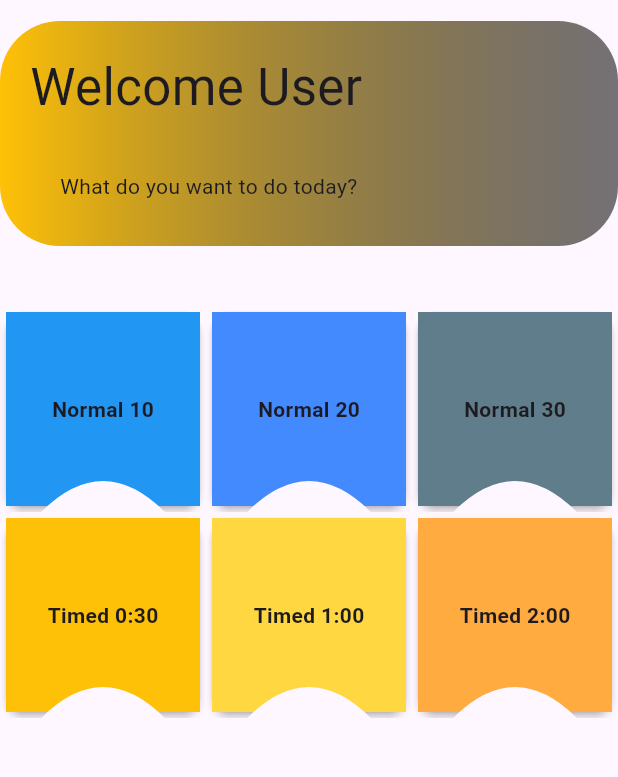
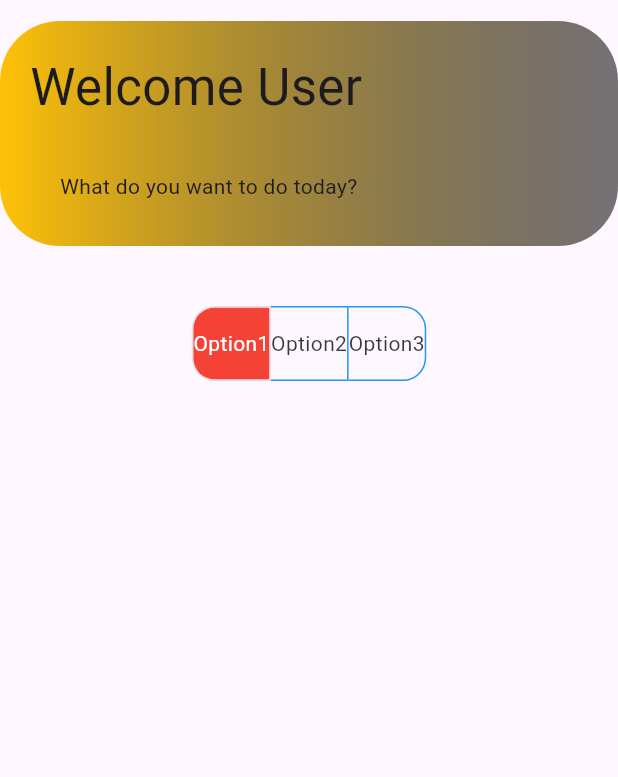
Before and after one commit to soulandbone/der_die_das, a Flutter app: the screen it shows after launch, on a phone screen of 412 x 824 dp, the part 63-840 px from its top. Run offline on Flutter 3.47's test engine with Material 3 defaults, Android fonts, the phone set to English and light mode, and no system bars; our stand-ins replace bloc, cloud_firestore, firebase_core, flex_color_scheme, flutter_bloc, gap and 2 more; accounts and stored records are empty; statements that could not run were skipped.

Commit message:
added togglebutton for main menu option selection

```diff
--- a/lib/presentation/screens/menu.dart
+++ b/lib/presentation/screens/menu.dart
@@ -1,6 +1,6 @@
 import 'package:der_die_das/presentation/bloc/questionBloc/question_bloc.dart';
 import 'package:der_die_das/presentation/widgets/drawer/main_drawer.dart';
-import 'package:der_die_das/presentation/widgets/options_menu.dart';
+import 'package:der_die_das/presentation/widgets/mainMenu/main_menu_toggle.dart';
 import 'package:der_die_das/presentation/widgets/welcome_banner.dart';
 import 'package:flutter/material.dart';
 import 'package:flutter_bloc/flutter_bloc.dart';
@@ -23,7 +23,7 @@ class MenuScreen extends StatelessWidget {
               children: [
                 WelcomeBanner(),
                 Gap(40),
-                Expanded(child: OptionMenu()),
+                MainMenuToggle(labels: ['Option1', 'Option2', 'Option3']),
               ],
             );
           }
--- /dev/null
+++ b/lib/presentation/widgets/mainMenu/main_menu_toggle.dart
@@ -0,0 +1,40 @@
+import 'package:flutter/material.dart';
+
+class MainMenuToggle extends StatefulWidget {
+  const MainMenuToggle({required this.labels, super.key});
+
+  final List<String> labels;
+
+  @override
+  State<MainMenuToggle> createState() => _MainMenuToggleState();
+}
+
+class _MainMenuToggleState extends State<MainMenuToggle> {
+  late List<Widget> widgets = widget.labels.map((e) => Text(e)).toList();
+  late List<bool> isSelected = List.generate(widgets.length, (index) {
+    if (index == 0) {
+      return true;
+    } else {
+      return false;
+    }
+  }); //widgets.map((e) => false).toList();
+
+  @override
+  Widget build(BuildContext context) {
+    return ToggleButtons(
+      borderRadius: BorderRadius.circular(15),
+      fillColor: Colors.red,
+      borderColor: Colors.blue,
+      selectedColor: Colors.white,
+      onPressed: (index) {
+        setState(() {
+          for (int i = 0; i < widgets.length; i++) {
+            isSelected[i] = i == index;
+          }
+        });
+      },
+      isSelected: isSelected,
+      children: widgets,
+    );
+  }
+}
--- a/lib/presentation/widgets/options_menu.dart
+++ /dev/null
@@ -1,43 +0,0 @@
-import 'package:der_die_das/presentation/bloc/questionBloc/question_bloc.dart';
-import 'package:der_die_das/presentation/widgets/optionMenuItem/option_menu_item.dart';
-import 'package:flutter/material.dart';
-import 'package:flutter_bloc/flutter_bloc.dart';
-
-const List<String> texts = [
-  'Normal 10',
-  "Normal 20",
-  'Normal 30',
-  'Timed 0:30',
-  'Timed 1:00',
-  'Timed 2:00',
-];
-const List<Color> colors = [
-  Colors.blue,
-  Colors.blueAccent,
-  Colors.blueGrey,
-  Colors.amber,
-  Colors.amberAccent,
-  Colors.orangeAccent,
-];
-
-class OptionMenu extends StatelessWidget {
-  const OptionMenu({super.key});
-
-  @override
-  Widget build(BuildContext context) {
-    final quizBloc = context.read<QuestionBloc>();
-    return GridView.builder(
-      gridDelegate: SliverGridDelegateWithFixedCrossAxisCount(
-        crossAxisCount: 3,
-      ),
-      itemCount: 6,
-      itemBuilder: (context, index) {
-        return OptionMenuItem(
-          index: index,
-          text: texts[index],
-          color: colors[index],
-        );
-      },
-    );
-  }
-}
```
